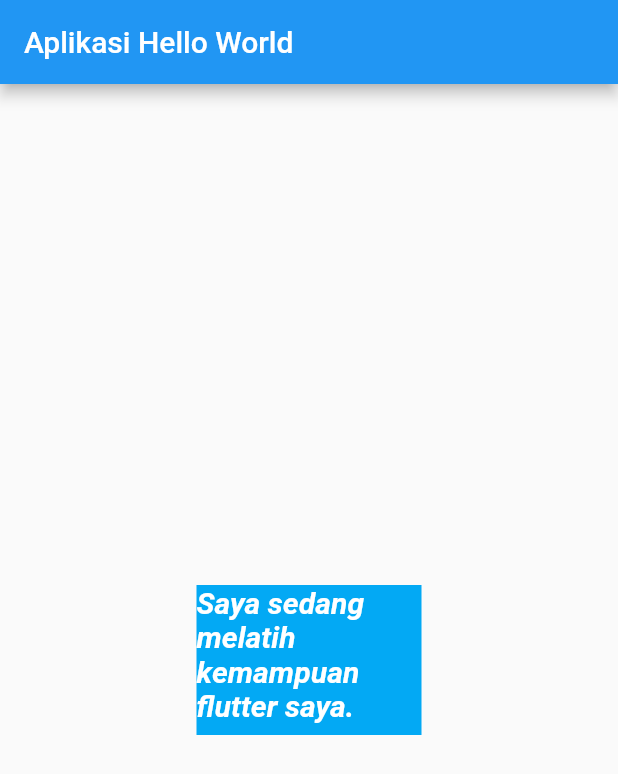
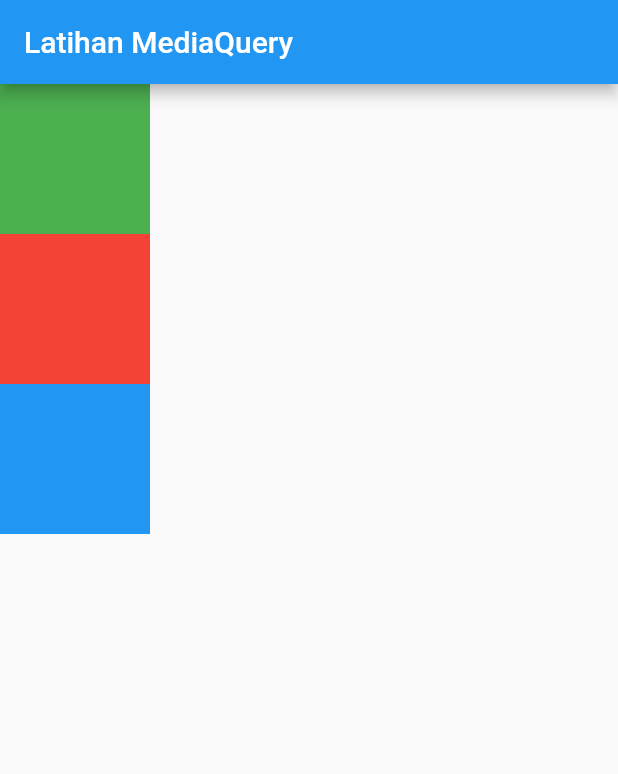
Before and after one commit to bagashyt/flutter_learndart, a Flutter app: the screen it shows after launch, on a phone screen of 412 x 824 dp. Shown: the top 774 px of the screen. Run offline on Flutter 3.47's test engine with Material 2 defaults, Android fonts, the phone set to English and light mode, and no system bars.

Commit message:
learn mediad query

```diff
--- a/lib/main.dart
+++ b/lib/main.dart
@@ -8,24 +8,43 @@ class MyApp extends StatelessWidget {
   @override
   Widget build(BuildContext context) {
     return MaterialApp(
-      home: Scaffold(
-        appBar: AppBar(
-          title: Text("Aplikasi Hello World"),
-        ),
-        body: Center(
-            child: Container(
-                color: Colors.lightBlue,
-                width: 150,
-                height: 100,
-                child: Text(
-                  "Saya sedang melatih kemampuan flutter saya.",
-                  style: TextStyle(
-                      color: Colors.white,
-                      fontStyle: FontStyle.italic,
-                      fontWeight: FontWeight.w700,
-                      fontSize: 20),
-                ))),
-      ),
+      home: MainPage(),
     );
   }
 }
+
+class MainPage extends StatelessWidget {
+  @override
+  Widget build(BuildContext context) {
+    return Scaffold(
+      appBar: AppBar(title: Text("Latihan MediaQuery")),
+      body: (MediaQuery.of(context).orientation == Orientation.portrait)
+          ? Column(
+              children: generateContainers(),
+            )
+          : Row(
+              children: generateContainers(),
+            ),
+    );
+  }
+
+  List<Widget> generateContainers() {
+    return <Widget>[
+      Container(
+        color: Colors.green,
+        width: 100,
+        height: 100,
+      ),
+      Container(
+        color: Colors.red,
+        width: 100,
+        height: 100,
+      ),
+      Container(
+        color: Colors.blue,
+        width: 100,
+        height: 100,
+      ),
+    ];
+  }
+}
```
